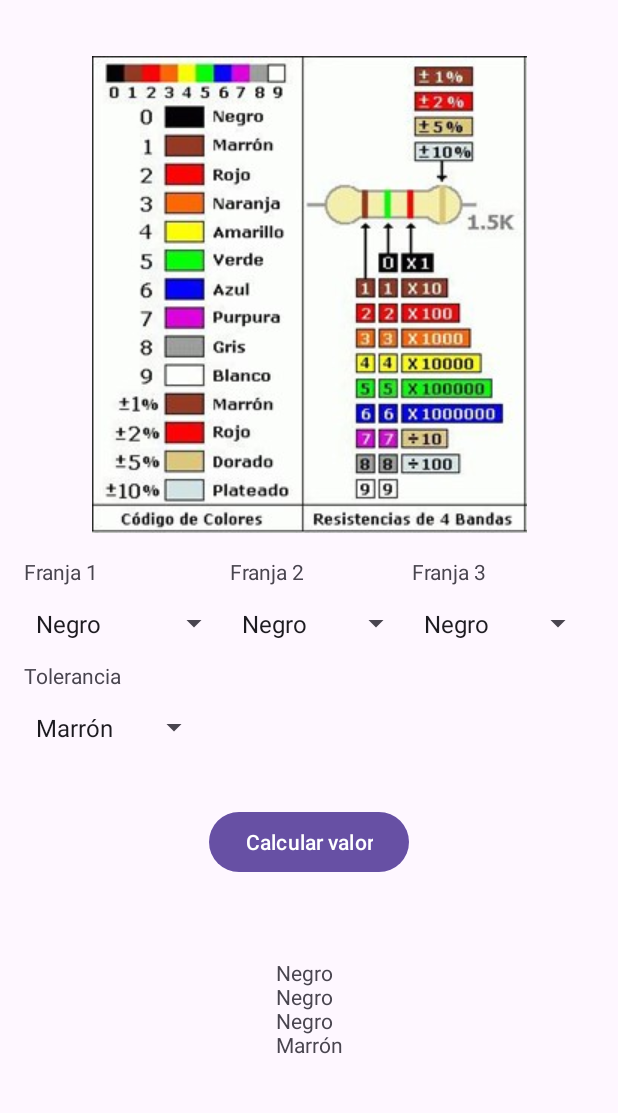
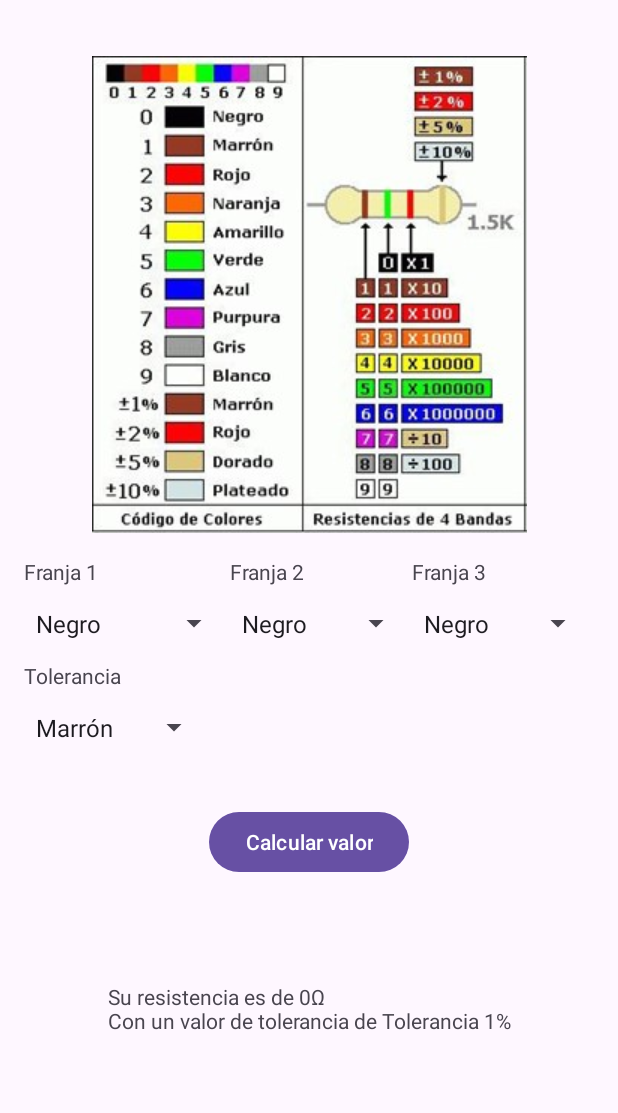
Before and after one commit to julianvalenciad/ResistorValue, an Android app: the screen it shows after launch (MainActivity), after a tap on "Calcular valor", on a phone screen of 412 x 824 dp, the part 98-1211 px from its top. Run offline under Robolectric (Android 15) with nearby library versions, the phone set to English and light mode, and no system bars.

Commit message:
Funcionalidad completa

```diff
--- a/app/src/main/java/com/julianvalencia/resistorvalue/MainActivity.kt
+++ b/app/src/main/java/com/julianvalencia/resistorvalue/MainActivity.kt
@@ -9,7 +9,33 @@ import android.widget.TextView
 class MainActivity : AppCompatActivity() {
     private lateinit var textView: TextView
 
+    fun obtenerValorColor(color: String): Double {
+        return when (color) {
+            "Negro" -> 0.0
+            "Marrón" -> 1.0
+            "Rojo" -> 2.0
+            "Naranja" -> 3.0
+            "Amarillo" -> 4.0
+            "Verde" -> 5.0
+            "Azul" -> 6.0
+            "Purpura" -> 7.0
+            "Gris" -> 8.0
+            "Blanco" -> 9.0
 
+            else -> 0.0
+        }
+    }
+
+    fun obtenerValorTolerancia(color: String): String {
+        return when (color) {
+            "Marrón" -> "Tolerancia 1%"
+            "Rojo" -> "Tolerancia 2%"
+            "Dorado" -> "Tolerancia 5%"
+            "Plateado" -> "Tolerancia 10%"
+
+            else -> ""
+        }
+    }
 
 
     override fun onCreate(savedInstanceState: Bundle?) {
@@ -30,7 +56,10 @@ class MainActivity : AppCompatActivity() {
             val texto_tres = color_tres.selectedItem.toString()
             val texto_tol = color_tol.selectedItem.toString()
 
-            val info = texto_uno + "\n" + texto_dos + "\n" + texto_tres + "\n" + texto_tol
+
+            val resistencia = (obtenerValorColor(texto_uno)*10 + obtenerValorColor(texto_dos)*Math.pow(10.0,obtenerValorColor(texto_tres))).toInt()
+            val tolerancia = obtenerValorTolerancia(texto_tol)
+            val info = "Su resistencia es de " + resistencia.toString()+"Ω"+ "\n" + "Con un valor de tolerancia de "+ tolerancia
 
             textView.text = info
 
```
